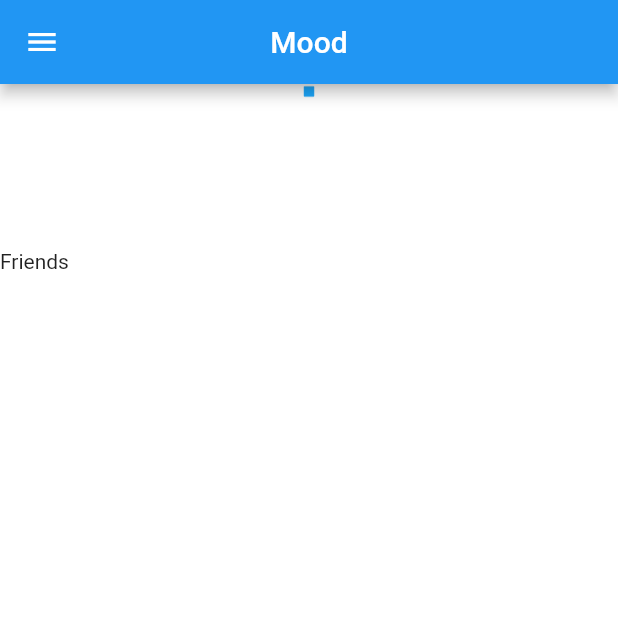
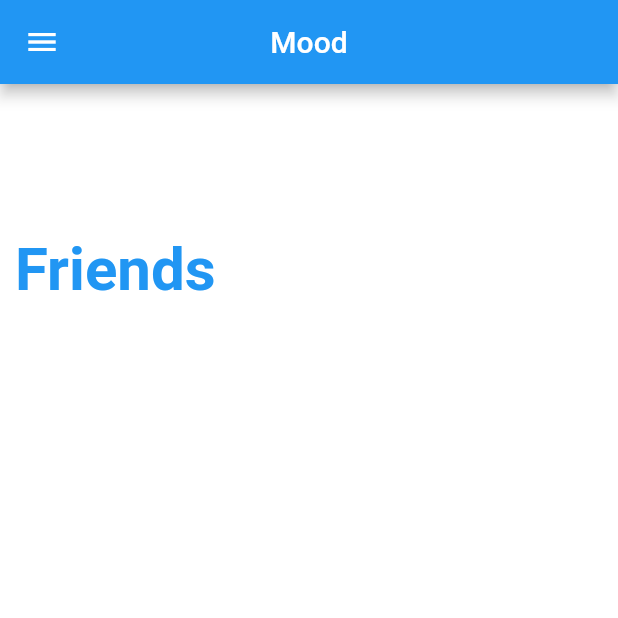
Before and after one commit to LondonTran/MoodApp, a Flutter app: the LandingScreen screen opened by its route, on a phone screen of 412 x 824 dp, the top half of it. Run offline on Flutter 3.47's test engine with Material 2 defaults, Android fonts, the phone set to English and light mode, and no system bars; our stand-ins replace cloud_firestore, firebase_auth, firebase_core, modal_progress_hud; accounts and stored records are empty.

Commit message:
1. Added elevation and color change on tap for FriendCard in friend_card.dart 2. Added styling to "Friends" header in friends_feed.dart 3. Removed test ClipOval from home_screen.dart 4. Repositioned getters in user_data.dart 5. Added untapped and tapped color and elevation values to constants.dart

```diff
--- a/lib/components/friends_feed.dart
+++ b/lib/components/friends_feed.dart
@@ -1,5 +1,9 @@
+import 'dart:ui';
+
+import 'package:flutter/cupertino.dart';
 import 'package:flutter/material.dart';
 import 'package:mood/components/friend_card.dart';
+import 'package:mood/constants.dart';
 
 class FriendsFeed extends StatefulWidget {
   FriendsFeed(this.friendsList);
@@ -20,9 +24,17 @@ class _FriendsFeedState extends State<FriendsFeed> {
   Widget build(BuildContext context) {
     return Column(children: <Widget>[
       Align(
-        alignment: Alignment.bottomLeft,
-        child: Text(
-          'Friends',
+        alignment: Alignment.centerLeft,
+        child: Padding(
+          padding: EdgeInsets.fromLTRB(10, 0, 0, 0),
+          child: Text(
+            'Friends',
+            style: TextStyle(
+              color: headerColor,
+              fontSize: 40,
+              fontWeight: FontWeight.bold,
+            ),
+          ),
         ),
       ),
       for (int index = 0; index < widget.friendsList.length; index++)
--- a/lib/screens/home_screen.dart
+++ b/lib/screens/home_screen.dart
@@ -49,17 +49,6 @@ class _LandingScreenState extends State<LandingScreen> {
                 )
               : Column(
                   children: <Widget>[
-                    // Image(
-                    //   image: AssetImage('images/bluesquare.jpg'),
-                    //   height: 100.0,
-                    //   width: 100.0,
-                    // ),
-                    ClipOval(
-                        child: Image.asset(
-                      'images/bluesquare.jpg',
-                      height: 10.0,
-                      width: 10.0,
-                    )),
                     SizedBox(
                       height: 100.0,
                       width: 30.0,
```
Also changed, not shown: lib/components/friend_card.dart (+16 -4 lines), lib/constants.dart (+8 -0 lines), lib/services/user_data.dart (+6 -6 lines).
